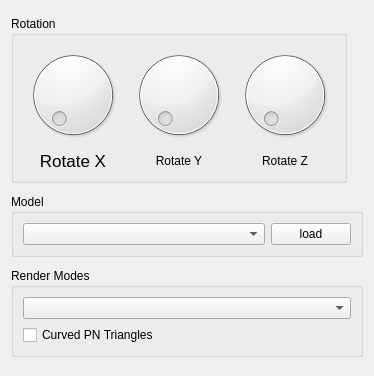
Qt form code/pnt/view/ui/sidebar.ui (lauraBaakman/Advanced-Computer-Graphics) before a commit.
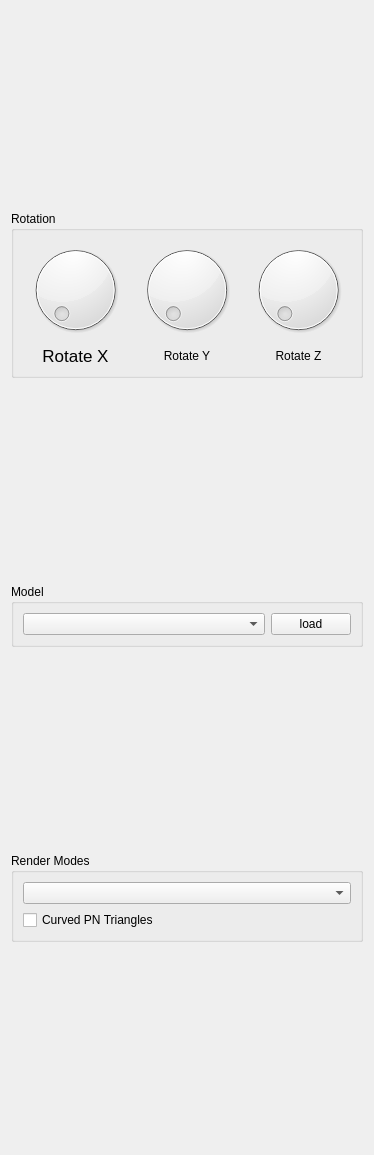
The same form after that commit.

Commit message: Included sidebar into mainwindow, tried to fix the size of all the widgets...

```diff
--- a/code/pnt/view/ui/sidebar.ui
+++ b/code/pnt/view/ui/sidebar.ui
@@ -7,9 +7,27 @@
     <x>0</x>
     <y>0</y>
     <width>374</width>
-    <height>376</height>
+    <height>1155</height>
    </rect>
   </property>
+  <property name="sizePolicy">
+   <sizepolicy hsizetype="Fixed" vsizetype="Fixed">
+    <horstretch>0</horstretch>
+    <verstretch>0</verstretch>
+   </sizepolicy>
+  </property>
+  <property name="minimumSize">
+   <size>
+    <width>374</width>
+    <height>0</height>
+   </size>
+  </property>
+  <property name="maximumSize">
+   <size>
+    <width>374</width>
+    <height>16777215</height>
+   </size>
+  </property>
   <property name="windowTitle">
    <string>Form</string>
   </property>
@@ -26,7 +44,7 @@
    <item>
     <widget class="QGroupBox" name="rotateUi">
      <property name="sizePolicy">
-      <sizepolicy hsizetype="Fixed" vsizetype="Fixed">
+      <sizepolicy hsizetype="Preferred" vsizetype="Fixed">
        <horstretch>0</horstretch>
        <verstretch>0</verstretch>
       </sizepolicy>
```
The commit also changes 3 other files.
